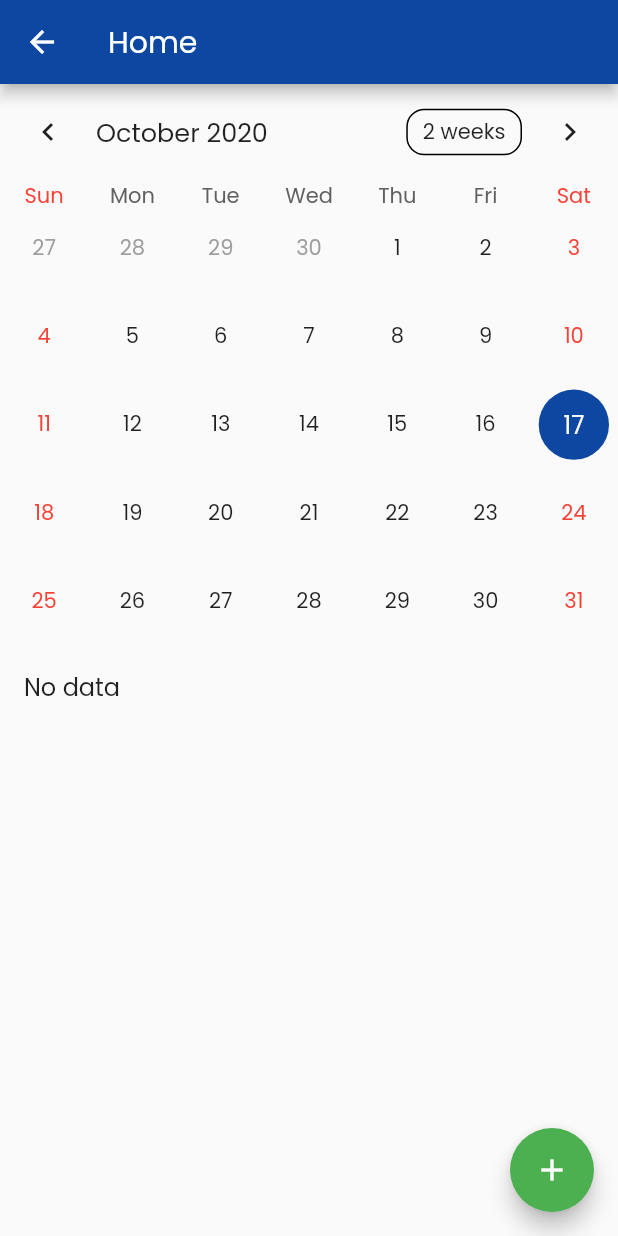
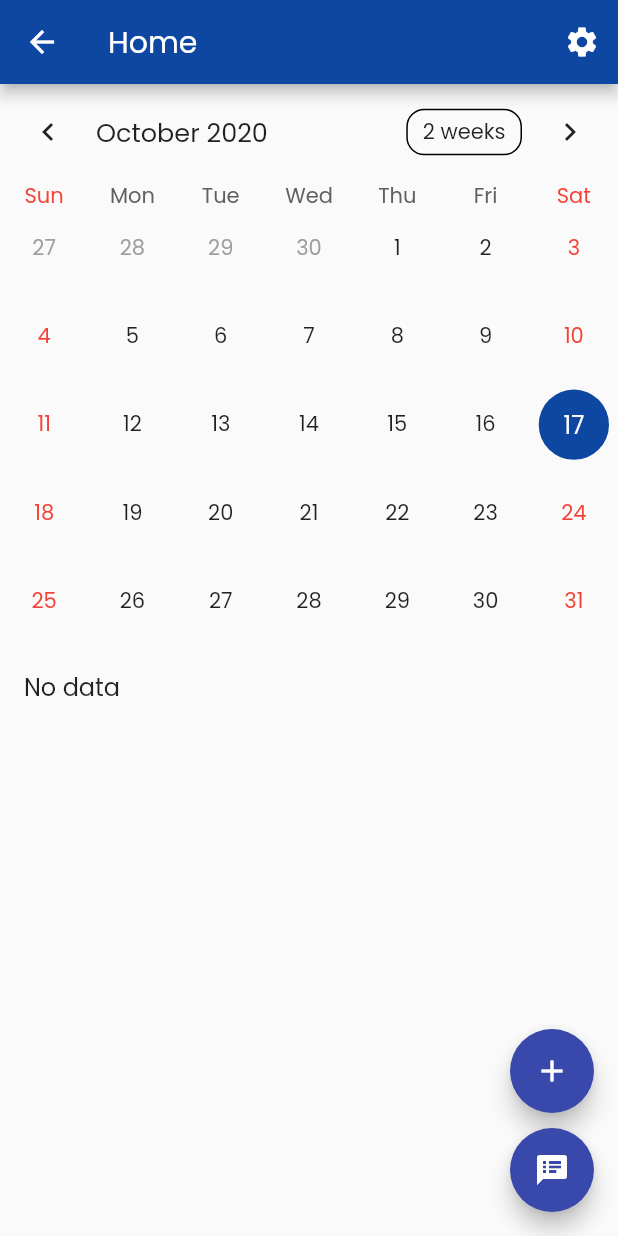
Before and after one commit to mikaylalin/mental_health_tracker, a Flutter app: the Home screen opened directly with empty values, on a phone screen of 412 x 824 dp. Run offline on Flutter 3.47's test engine with Material 2 defaults, Android fonts, the phone set to English and light mode, and no system bars; drawn by our look-alikes of table_calendar; our stand-ins replace carousel_pro, charts_flutter, shared_preferences; accounts and stored records are empty.

Commit message:
Update home.dart
Added settings option and another floating button for diary

```diff
--- a/lib/home.dart
+++ b/lib/home.dart
@@ -50,7 +50,21 @@ class _HomeState extends State<Home> {
   Widget build(BuildContext context) {
     _selectedData = widget.data[_controller.selectedDay] ?? {};
     return new Scaffold(
-      appBar: new AppBar(title: new Text('Home')),
+      appBar: new AppBar(
+        title: new Text('Home'),
+        actions: <Widget>[
+            //saves the quiz data only if the check mark is pressed
+            IconButton(
+              icon: Icon(Icons.settings),
+              onPressed: () {
+                Navigator.push(
+                  context,
+                  MaterialPageRoute(builder: (context) => Settings()),
+                );
+              }
+            ),
+        ]
+      ),
       //scrollable
       body: SingleChildScrollView(
         child: Column(
@@ -82,10 +96,12 @@ class _HomeState extends State<Home> {
         ),
       ),
       //+ button (goes to quiz)
-      floatingActionButton: FloatingActionButton(
+      floatingActionButton: Column(
+        mainAxisAlignment: MainAxisAlignment.end,
+        children: [
+          FloatingActionButton(
             child: Icon(Icons.add),
-          backgroundColor: Colors.green,
-          hoverColor: Colors.blue,
+            backgroundColor: Colors.indigo[600],
             onPressed: () {
               Navigator.push(
                 context,
@@ -93,10 +109,28 @@ class _HomeState extends State<Home> {
                   builder: (context) => Test(
                     existingData: _selectedData,
                     saveEmotionsCallback: saveEmotions,
-                      )),
+                  )
+                ),
               );
-          }),
+            },
+            heroTag: null,
+          ),
+          SizedBox(height: 10,),
+          FloatingActionButton(
+            child: Icon(Icons.speaker_notes),
+            backgroundColor: Colors.indigo[600],
+            onPressed: () {
+              Navigator.push(
+                context,
+                MaterialPageRoute(builder: (context) => Diary()),
               );
+            },
+            heroTag: null,
+          )
+        ]
+      )
+    );
+
   }
 }
 
@@ -106,3 +140,34 @@ extension StringExtension on String {
     return "${this[0].toUpperCase()}${this.substring(1)}";
   }
 }
+class Settings extends StatelessWidget {
+  @override
+  Widget build(BuildContext context) {
+    return Scaffold(
+      appBar: AppBar(
+        title: Text('Settings'),
+
+      ),
+    );
+  }
+}
+
+class Diary extends StatelessWidget {
+  @override
+  Widget build(BuildContext context) {
+    return Scaffold(
+      appBar: AppBar(
+        title: Text('Personal Diary'),
+
+      ),
+      body:
+        //Text('How was your day today?'),
+        TextField(
+          decoration: InputDecoration(
+          border: InputBorder.none,
+          ),
+        )
+
+    );
+  }
+}
```
Lines whose indentation alone changed are shown as unchanged.
